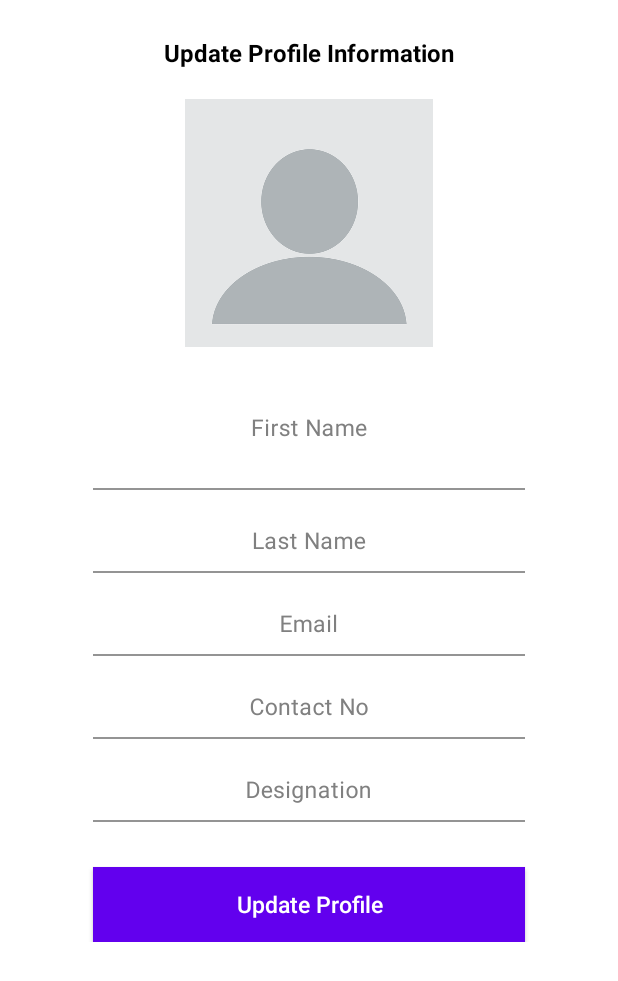
After one commit to yassalahmad/nativePractice, an Android app: the EditActivity screen opened directly, with no data from a screen before it, on a phone screen of 412 x 824 dp. The commit adds this screen. Shown: the top 981 px of the screen. Run offline under Robolectric (Android 15) with nearby library versions, the phone set to English and light mode, and no system bars.

Commit message:
November 22 2022

```diff
--- /dev/null
+++ b/app/src/main/java/com/example/practiceapp/EditActivity.kt
@@ -0,0 +1,92 @@
+package com.example.practiceapp
+
+import androidx.appcompat.app.AppCompatActivity
+import android.os.Bundle
+import android.util.Patterns
+import android.view.View
+import android.widget.EditText
+import android.widget.Toast
+
+class EditActivity : AppCompatActivity() {
+
+    lateinit var etFirstName: EditText
+    lateinit var etLastName: EditText
+    lateinit var etEmail: EditText
+    lateinit var etContactNo: EditText
+    lateinit var etDes: EditText
+
+    override fun onCreate(savedInstanceState: Bundle?) {
+        super.onCreate(savedInstanceState)
+        setContentView(R.layout.activity_edit)
+        viewInitializations()
+    }
+    fun viewInitializations() {
+
+        etFirstName = findViewById(R.id.et_first_name)
+        etLastName = findViewById(R.id.et_last_name)
+        etEmail  = findViewById(R.id.et_email)
+        etContactNo = findViewById(R.id.et_contact_no)
+        etDes = findViewById(R.id.et_des)
+
+
+        // To show back button in actionbar
+        supportActionBar?.setDisplayHomeAsUpEnabled(true)
+
+    }
+
+    // Checking if the input in form is valid
+    fun validateInput(): Boolean {
+        if (etFirstName.text.toString().equals("")) {
+            etFirstName.setError("Please Enter First Name")
+            return false
+        }
+        if (etLastName.text.toString().equals("")) {
+            etLastName.setError("Please Enter Last Name")
+            return false
+        }
+        if (etEmail.text.toString().equals("")) {
+            etEmail.setError("Please Enter Email")
+            return false
+        }
+
+        if (etContactNo.text.toString().equals("")) {
+            etContactNo.setError("Please Enter Contact No")
+            return false
+        }
+        if (etDes.text.toString().equals("")) {
+            etDes.setError("Please Enter Designation")
+            return false
+        }
+        // checking the proper email format
+        if (!isEmailValid(etEmail.text.toString())) {
+            etEmail.setError("Please Enter Valid Email")
+            return false
+        }
+
+        return true
+    }
+
+    fun isEmailValid(email: String): Boolean {
+        return Patterns.EMAIL_ADDRESS.matcher(email).matches()
+    }
+
+    // Hook Click Event
+
+    fun performEditProfile (view: View) {
+        if (validateInput()) {
+
+            // Input is valid, here send data to your server
+
+            val firstName = etFirstName.text.toString()
+            val lastName = etLastName.text.toString()
+            val email = etEmail.text.toString()
+            val contactNo = etContactNo.text.toString()
+            val etDes = etDes.text.toString()
+
+            Toast.makeText(this,"Profile Update Successfully", Toast.LENGTH_SHORT).show()
+            // Here you can call you API
+
+        }
+    }
+
+}
--- a/app/src/main/java/com/example/practiceapp/PracticeActivity.kt
+++ b/app/src/main/java/com/example/practiceapp/PracticeActivity.kt
@@ -13,7 +13,7 @@ class PracticeActivity : AppCompatActivity() {
         binding= ActivityPracticeBinding.inflate(layoutInflater)
         setContentView(binding.root)
 
-        binding.button.setOnClickListener { startActivity(Intent(this,MainActivity::class.java)) }
+        binding.button.setOnClickListener { startActivity(Intent(this,EditActivity::class.java)) }
 
 //        var back = findViewById<Button>(R.id.button)
 //        back.setOnClickListener { startActivity(Intent(this,MainActivity::class.java)) }
--- /dev/null
+++ b/app/src/main/res/layout/activity_edit.xml
@@ -0,0 +1,217 @@
+<?xml version="1.0" encoding="utf-8"?>
+<androidx.constraintlayout.widget.ConstraintLayout xmlns:android="http://schemas.android.com/apk/res/android"
+    xmlns:tools="http://schemas.android.com/tools"
+    android:layout_width="match_parent"
+    android:layout_height="match_parent"
+    xmlns:app="http://schemas.android.com/apk/res-auto"
+    android:background="#FFFFFF"
+    tools:context=".EditProfile">
+
+    <TextView
+        android:id="@+id/tv_heading"
+        android:layout_width="wrap_content"
+        android:layout_height="wrap_content"
+        android:text="Update Profile Information"
+        android:textStyle="bold"
+        android:textSize="16sp"
+        android:textColor="#000"
+        app:layout_constraintStart_toStartOf="parent"
+        app:layout_constraintEnd_toEndOf="parent"
+        app:layout_constraintTop_toTopOf="parent"
+        android:layout_marginTop="24dp"
+        />
+
+
+    <ScrollView
+        android:layout_width="match_parent"
+        android:layout_height="wrap_content"
+        app:layout_constraintTop_toBottomOf="@id/tv_heading"
+        >
+
+        <androidx.constraintlayout.widget.ConstraintLayout
+            android:layout_width="match_parent"
+            android:layout_height="match_parent"
+            android:focusable="true"
+            android:focusableInTouchMode="true"
+            >
+
+
+            <com.google.android.material.textfield.TextInputLayout
+                android:id="@+id/layout_image"
+                android:layout_width="0dp"
+                app:layout_constraintWidth_percent="0.7"
+                android:layout_height="wrap_content"
+                app:layout_constraintStart_toStartOf="parent"
+                app:layout_constraintEnd_toEndOf="parent"
+                android:layout_marginTop="20dp"
+                android:textColorHint="#808080"
+                app:layout_constraintTop_toTopOf="parent"
+                >
+
+                <ImageView
+                    android:layout_width="wrap_content"
+                    android:layout_height="165dp"
+                    android:src="@drawable/dp" />
+            </com.google.android.material.textfield.TextInputLayout>
+            <com.google.android.material.textfield.TextInputLayout
+                android:id="@+id/layout_first_name"
+                android:layout_width="0dp"
+                app:layout_constraintWidth_percent="0.7"
+                android:layout_height="wrap_content"
+                app:layout_constraintStart_toStartOf="parent"
+                app:layout_constraintEnd_toEndOf="parent"
+                android:layout_marginTop="14dp"
+                android:textColorHint="#808080"
+                app:layout_constraintTop_toBottomOf="@+id/layout_image"
+                >
+
+                <EditText
+                    android:id="@+id/et_first_name"
+                    android:layout_width="match_parent"
+                    android:layout_height="wrap_content"
+                    android:hint="First Name"
+                    android:gravity="center"
+                    android:padding="30dp"
+                    android:textColor="#000000"
+                    android:textColorHint="#808080"
+                    android:background="#00000000"
+                    android:textSize="15sp"
+                    />
+            </com.google.android.material.textfield.TextInputLayout>
+
+
+            <com.google.android.material.textfield.TextInputLayout
+                android:id="@+id/layout_last_name"
+                android:layout_width="0dp"
+                app:layout_constraintWidth_percent="0.7"
+                android:layout_height="wrap_content"
+                app:layout_constraintStart_toStartOf="parent"
+                app:layout_constraintEnd_toEndOf="parent"
+                android:layout_marginTop="14dp"
+                android:textColorHint="#808080"
+                app:layout_constraintTop_toBottomOf="@+id/layout_first_name"
+                >
+
+                <EditText
+                    android:id="@+id/et_last_name"
+                    android:layout_width="match_parent"
+                    android:layout_height="wrap_content"
+                    android:hint="Last Name"
+                    android:gravity="center"
+                    android:padding="10dp"
+                    android:textColor="#000000"
+                    android:textColorHint="#808080"
+                    android:background="#00000000"
+                    android:textSize="15sp"
+                    />
+            </com.google.android.material.textfield.TextInputLayout>
+
+
+            <com.google.android.material.textfield.TextInputLayout
+                android:id="@+id/layout_email"
+                android:layout_width="0dp"
+                app:layout_constraintWidth_percent="0.7"
+                android:layout_height="wrap_content"
+                app:layout_constraintStart_toStartOf="parent"
+                app:layout_constraintEnd_toEndOf="parent"
+                android:layout_marginTop="14dp"
+                android:textColorHint="#808080"
+                app:layout_constraintTop_toBottomOf="@+id/layout_last_name"
+                >
+
+                <EditText
+                    android:id="@+id/et_email"
+                    android:layout_width="match_parent"
+                    android:layout_height="wrap_content"
+                    android:hint="Email"
+                    android:gravity="center"
+                    android:padding="10dp"
+                    android:textColor="#000000"
+                    android:textColorHint="#808080"
+                    android:background="#00000000"
+                    android:textSize="15sp"
+                    android:inputType="textEmailAddress"
+                    />
+            </com.google.android.material.textfield.TextInputLayout>
+
+
+            <com.google.android.material.textfield.TextInputLayout
+                android:id="@+id/layout_contact_no"
+                android:layout_width="0dp"
+                app:layout_constraintWidth_percent="0.7"
+                android:layout_height="wrap_content"
+                app:layout_constraintStart_toStartOf="parent"
+                app:layout_constraintEnd_toEndOf="parent"
+                android:layout_marginTop="14dp"
+                android:textColorHint="#808080"
+                app:layout_constraintTop_toBottomOf="@+id/layout_email"
+                >
+
+                <EditText
+                    android:id="@+id/et_contact_no"
+                    android:layout_width="match_parent"
+                    android:layout_height="wrap_content"
+                    android:hint="Contact No"
+                    android:gravity="center"
+                    android:padding="10dp"
+                    android:textColor="#000000"
+                    android:textColorHint="#808080"
+                    android:background="#00000000"
+                    android:textSize="15sp"
+                    android:inputType="phone"
+                    />
+            </com.google.android.material.textfield.TextInputLayout>
+
+
+            <com.google.android.material.textfield.TextInputLayout
+                android:id="@+id/layout_des"
+                android:layout_width="0dp"
+                app:layout_constraintWidth_percent="0.7"
+                android:layout_height="wrap_content"
+                app:layout_constraintStart_toStartOf="parent"
+                app:layout_constraintEnd_toEndOf="parent"
+                android:layout_marginTop="14dp"
+                android:textColorHint="#808080"
+                app:layout_constraintTop_toBottomOf="@+id/layout_contact_no"
+                >
+
+                <EditText
+                    android:id="@+id/et_des"
+                    android:layout_width="match_parent"
+                    android:layout_height="wrap_content"
+                    android:hint="Designation"
+                    android:gravity="center"
+                    android:padding="10dp"
+                    android:textColor="#000000"
+                    android:textColorHint="#808080"
+                    android:background="#00000000"
+                    android:textSize="15sp"
+                    android:inputType="text"
+                    />
+            </com.google.android.material.textfield.TextInputLayout>
+
+
+            <Button
+                android:id="@+id/bt_register"
+                android:layout_width="0dp"
+                android:layout_height="50dp"
+                app:layout_constraintTop_toBottomOf="@+id/layout_des"
+                app:layout_constraintStart_toStartOf="parent"
+                app:layout_constraintEnd_toEndOf="parent"
+                android:text="Update Profile"
+                android:textColor="#FFFFFF"
+                android:textSize="15sp"
+                android:background="@color/design_default_color_primary"
+                android:textAllCaps="false"
+                android:layout_marginTop="30dp"
+                app:layout_constraintWidth_percent="0.7"
+                style="?android:attr/borderlessButtonStyle"
+                android:elevation="2dp"
+                android:onClick="performEditProfile"
+                />
+
+        </androidx.constraintlayout.widget.ConstraintLayout>
+
+    </ScrollView>
+
+</androidx.constraintlayout.widget.ConstraintLayout>
```
Also changed, not shown: app/src/main/AndroidManifest.xml (+22 -4 lines), app/src/main/res/layout/activity_main.xml (line endings or trailing spaces).
